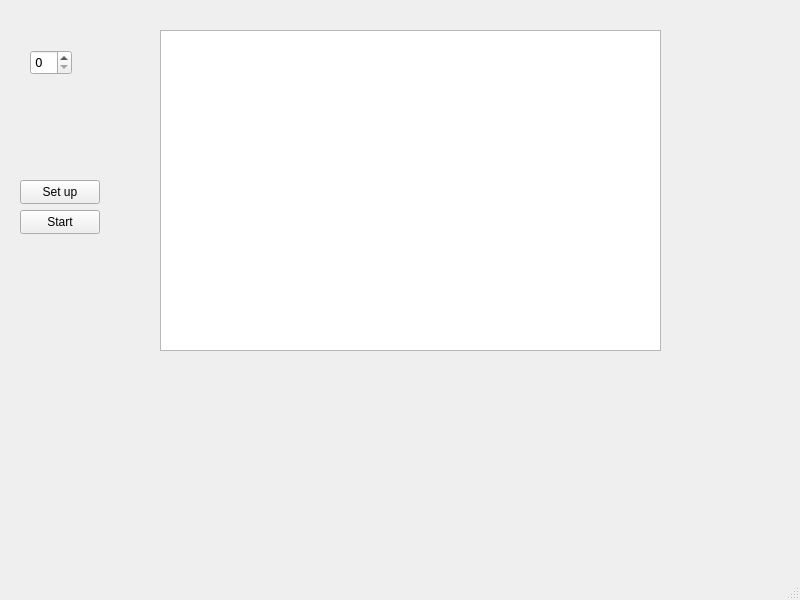
kazuki-9/humbat, file mainwindow.ui: the form before one commit.
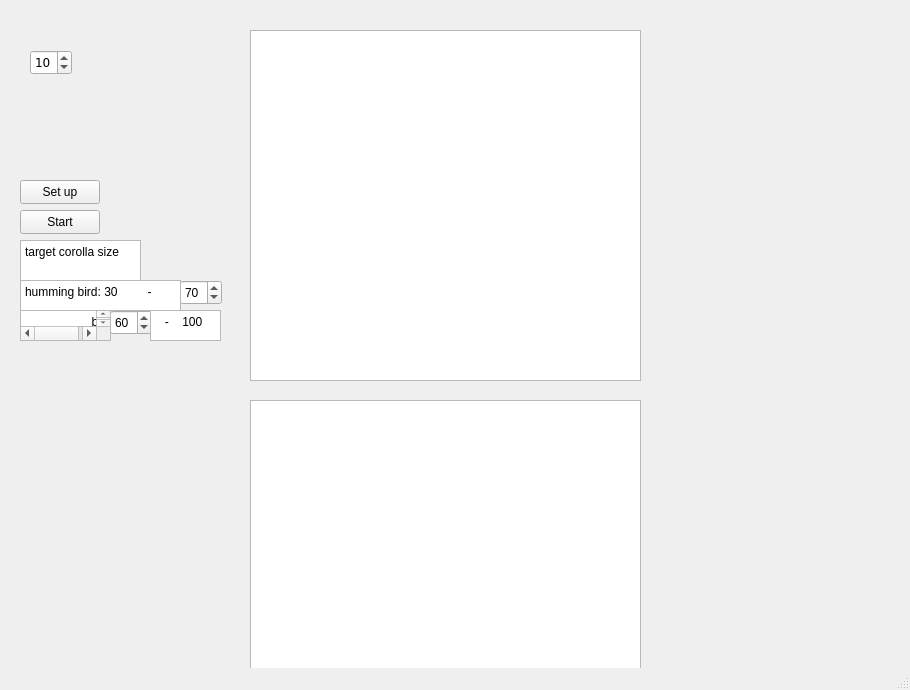
The form after the commit. Custom widgets are drawn as their Qt base class.

Commit message: (half working) trying to plot corolla size, but it crushes

Patch:
```diff
--- a/mainwindow.ui
+++ b/mainwindow.ui
@@ -6,8 +6,8 @@
    <rect>
     <x>0</x>
     <y>0</y>
-    <width>800</width>
-    <height>600</height>
+    <width>910</width>
+    <height>690</height>
    </rect>
   </property>
   <property name="windowTitle">
@@ -30,10 +30,10 @@
    <widget class="QGraphicsView" name="map">
     <property name="geometry">
      <rect>
-      <x>160</x>
+      <x>250</x>
       <y>30</y>
-      <width>501</width>
-      <height>321</height>
+      <width>391</width>
+      <height>351</height>
      </rect>
     </property>
    </widget>
@@ -49,11 +49,18 @@
     <property name="font">
      <font>
       <family>Verdana</family>
+      <pointsize>9</pointsize>
      </font>
     </property>
+    <property name="minimum">
+     <number>-3</number>
+    </property>
     <property name="maximum">
      <number>20</number>
     </property>
+    <property name="value">
+     <number>10</number>
+    </property>
    </widget>
    <widget class="QPushButton" name="start">
     <property name="geometry">
@@ -68,6 +75,106 @@
      <string>Start</string>
     </property>
    </widget>
+   <widget class="QSpinBox" name="spinBox_hums_range_max">
+    <property name="geometry">
+     <rect>
+      <x>180</x>
+      <y>280</y>
+      <width>42</width>
+      <height>25</height>
+     </rect>
+    </property>
+    <property name="minimum">
+     <number>30</number>
+    </property>
+    <property name="maximum">
+     <number>100</number>
+    </property>
+    <property name="value">
+     <number>70</number>
+    </property>
+   </widget>
+   <widget class="QSpinBox" name="spinBox_bats_range_min">
+    <property name="geometry">
+     <rect>
+      <x>110</x>
+      <y>310</y>
+      <width>42</width>
+      <height>25</height>
+     </rect>
+    </property>
+    <property name="minimum">
+     <number>30</number>
+    </property>
+    <property name="maximum">
+     <number>100</number>
+    </property>
+    <property name="value">
+     <number>60</number>
+    </property>
+   </widget>
+   <widget class="QPlainTextEdit" name="plainTextEdit">
+    <property name="geometry">
+     <rect>
+      <x>20</x>
+      <y>240</y>
+      <width>121</width>
+      <height>41</height>
+     </rect>
+    </property>
+    <property name="plainText">
+     <string>target corolla size</string>
+    </property>
+   </widget>
+   <widget class="QPlainTextEdit" name="plainTextEdit_2">
+    <property name="geometry">
+     <rect>
+      <x>20</x>
+      <y>310</y>
+      <width>91</width>
+      <height>31</height>
+     </rect>
+    </property>
+    <property name="plainText">
+     <string>                    bat:</string>
+    </property>
+   </widget>
+   <widget class="QPlainTextEdit" name="plainTextEdit_3">
+    <property name="geometry">
+     <rect>
+      <x>20</x>
+      <y>280</y>
+      <width>161</width>
+      <height>31</height>
+     </rect>
+    </property>
+    <property name="plainText">
+     <string>humming bird: 30         - </string>
+    </property>
+   </widget>
+   <widget class="QPlainTextEdit" name="plainTextEdit_4">
+    <property name="geometry">
+     <rect>
+      <x>150</x>
+      <y>310</y>
+      <width>71</width>
+      <height>31</height>
+     </rect>
+    </property>
+    <property name="plainText">
+     <string>   -    100</string>
+    </property>
+   </widget>
+   <widget class="QChartView" name="my_chart">
+    <property name="geometry">
+     <rect>
+      <x>250</x>
+      <y>400</y>
+      <width>391</width>
+      <height>281</height>
+     </rect>
+    </property>
+   </widget>
   </widget>
   <widget class="QMenuBar" name="menubar">
    <property name="geometry">
@@ -81,6 +188,13 @@
   </widget>
   <widget class="QStatusBar" name="statusbar"/>
  </widget>
+ <customwidgets>
+  <customwidget>
+   <class>QChartView</class>
+   <extends>QGraphicsView</extends>
+   <header location="global">QChartView</header>
+  </customwidget>
+ </customwidgets>
  <resources/>
  <connections/>
 </ui>
```
Left out of the diff: 2 changed lines with no effect on the pictures. The commit also changes 2 other files.
